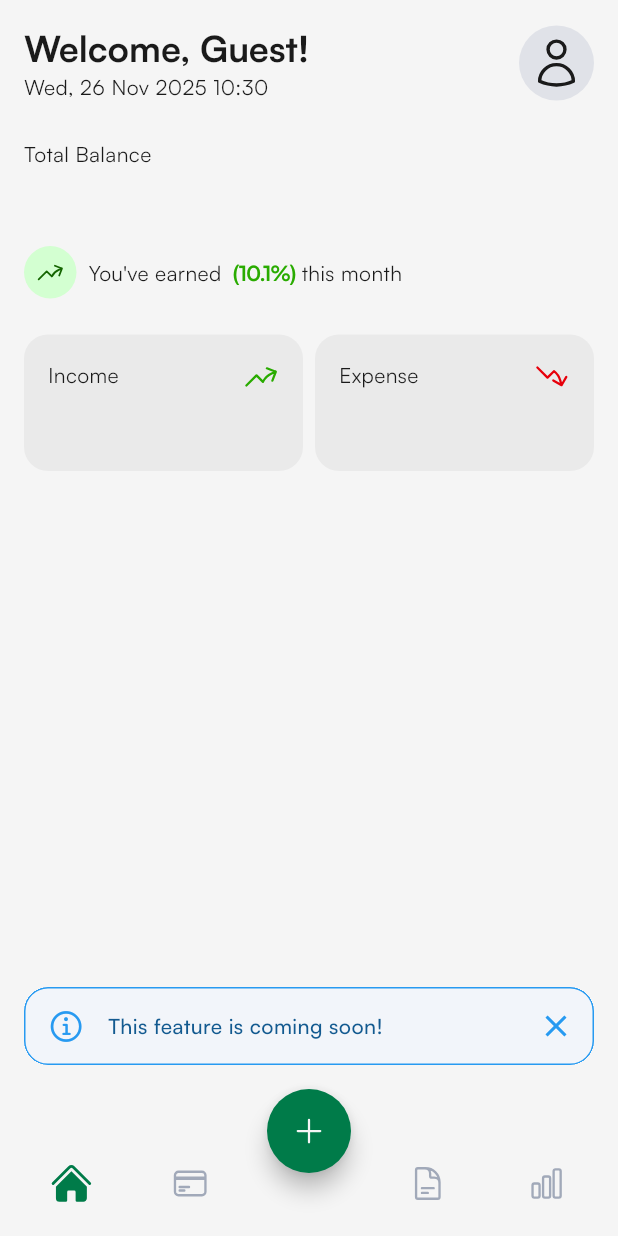
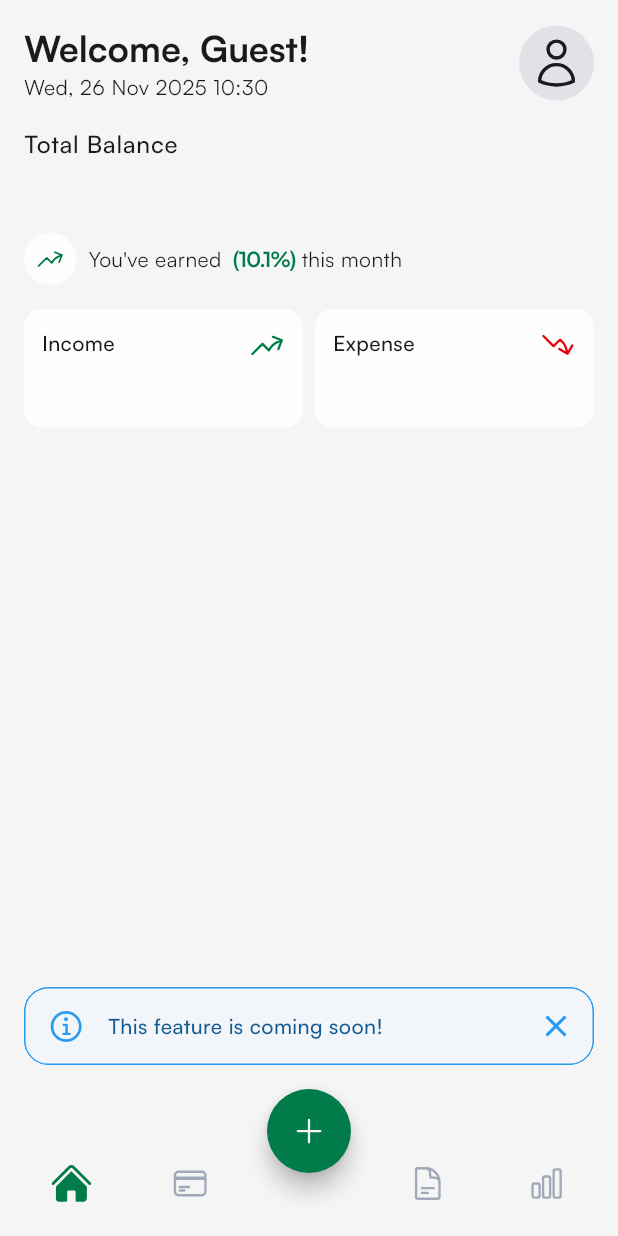
Before and after one commit to future-financial/future, a Flutter app: the screen it shows once a user with an empty profile is signed in, after a tap on an icon or button, on a phone screen of 412 x 824 dp. Run offline on Flutter 3.47's test engine with Material 3 defaults, Android fonts, the light colour scheme and no system bars; our stand-ins replace easy_localization, envied, flutter_riverpod, flutter_svg, form_validator, freezed_annotation and 7 more; missing offline and left inert: currency_formatter; accounts and stored records are empty; generated files the repository leaves out were written again.

Commit message:
feat: progress pinned goal section card and adjust app styles

```diff
--- a/lib/entities/account/ui/balance.dart
+++ b/lib/entities/account/ui/balance.dart
@@ -35,17 +35,18 @@ class _BalanceState extends ConsumerState<Balance> {
       children: [
         Text(
           'Total Balance',
-          style: Theme.of(context).textTheme.bodyMedium?.copyWith(
+          style: Theme.of(context).textTheme.bodyLargeBold.copyWith(
             color: Theme.of(context).colorScheme.onSurfaceVariant,
+            fontWeight: FontWeight.w500,
           ),
         ),
         Text(
           AppCurrencyFormatter.format(balance ?? 0),
-          style: Theme.of(context).textTheme.headlineLargeBold.copyWith(
+          style: Theme.of(context).textTheme.displaySmall!.copyWith(
             color: Theme.of(context).colorScheme.onSurface,
           ),
         ),
-        AppSpacing.gapV16,
+        AppSpacing.gapV8,
         Row(
           children: [
             Container(
@@ -53,12 +54,12 @@ class _BalanceState extends ConsumerState<Balance> {
               height: 35,
               padding: AppSpacing.p8,
               decoration: BoxDecoration(
-                color: AppColors.green50,
+                color: AppColors.offWhite,
                 shape: BoxShape.circle,
               ),
               child: HeroIcon(
                 HeroIcons.arrowTrendingUp,
-                color: AppColors.green700,
+                color: Theme.of(context).colorScheme.primary,
               ),
             ),
             AppSpacing.gapH8,
@@ -74,7 +75,7 @@ class _BalanceState extends ConsumerState<Balance> {
                   TextSpan(
                     text: '${AppCurrencyFormatter.format(1250)} (10.1%)',
                     style: Theme.of(context).textTheme.bodyMediumBold.copyWith(
-                      color: AppColors.green500,
+                      color: Theme.of(context).colorScheme.primary,
                       letterSpacing: -0.5,
                     ),
                   ),
--- /dev/null
+++ b/lib/entities/goal/service/goal_service.dart
@@ -0,0 +1,18 @@
+import 'package:future/entities/goal/model/goal_model.dart';
+import 'package:future/shared/lib/supabase/instance.dart';
+
+class GoalService {
+  Future<GoalModel> getPinnedGoal() async {
+    try {
+      final response = await supabase
+          .from('goals')
+          .select('*')
+          .eq('is_pinned', true)
+          .single();
+
+      return GoalModel.fromJson(response);
+    } catch (e) {
+      rethrow;
+    }
+  }
+}
--- /dev/null
+++ b/lib/entities/goal/view_model/goal_notifier_provider.dart
@@ -0,0 +1,34 @@
+import 'package:flutter_riverpod/flutter_riverpod.dart' hide AsyncValue;
+import 'package:flutter_riverpod/legacy.dart';
+import 'package:future/entities/goal/service/goal_service.dart';
+import 'package:future/entities/goal/view_model/goal_state.dart';
+import 'package:future/shared/state/async_value.dart';
+
+class GoalNotifier extends StateNotifier<GoalState> {
+  final GoalService _goalService;
+
+  GoalNotifier(this._goalService) : super(GoalState());
+
+  Future<void> fetchPinnedGoal() async {
+    try {
+      state = state.copyWith(pinnedGoal: AsyncValue.loading());
+
+      final goal = await _goalService.getPinnedGoal();
+
+      state = state.copyWith(pinnedGoal: AsyncValue.data(goal));
+    } catch (e) {
+      state = state.copyWith(pinnedGoal: AsyncValue.error(e));
+    }
+  }
+}
+
+final goalServiceProvider = Provider<GoalService>((ref) {
+  return GoalService();
+});
+
+final goalNotifierProvider = StateNotifierProvider<GoalNotifier, GoalState>((
+  ref,
+) {
+  final goalService = ref.watch(goalServiceProvider);
+  return GoalNotifier(goalService);
+});
--- /dev/null
+++ b/lib/entities/goal/view_model/goal_state.dart
@@ -0,0 +1,12 @@
+import 'package:future/entities/goal/model/goal_model.dart';
+import 'package:future/shared/state/async_value.dart';
+
+class GoalState {
+  final AsyncValue<GoalModel?> pinnedGoal;
+
+  GoalState({this.pinnedGoal = const AsyncValue.data(null)});
+
+  GoalState copyWith({AsyncValue<GoalModel?>? pinnedGoal}) {
+    return GoalState(pinnedGoal: pinnedGoal ?? this.pinnedGoal);
+  }
+}
--- a/lib/entities/transaction/ui/expense_income_card.dart
+++ b/lib/entities/transaction/ui/expense_income_card.dart
@@ -42,7 +42,7 @@ class _ExpenseIncomeCardState extends ConsumerState<ExpenseIncomeCard> {
             Expanded(
               child: _buildCard(
                 'Income',
-                AppColors.green500,
+                Theme.of(context).colorScheme.primary,
                 HeroIcons.arrowTrendingUp,
                 income ?? 0,
               ),
@@ -69,10 +69,10 @@ class _ExpenseIncomeCardState extends ConsumerState<ExpenseIncomeCard> {
     num amount,
   ) {
     return Container(
-      padding: AppSpacing.p16,
+      padding: AppSpacing.p12,
       decoration: BoxDecoration(
-        color: AppColors.black.withValues(alpha: 0.05),
-        borderRadius: AppBorders.borderRadius16,
+        color: AppColors.offWhite,
+        borderRadius: AppBorders.borderRadius12,
       ),
       child: Column(
         crossAxisAlignment: CrossAxisAlignment.start,
@@ -83,17 +83,16 @@ class _ExpenseIncomeCardState extends ConsumerState<ExpenseIncomeCard> {
             children: [
               Text(
                 title,
-                style: Theme.of(context).textTheme.bodyMedium?.copyWith(
+                style: Theme.of(context).textTheme.bodyMediumMedium.copyWith(
                   color: Theme.of(context).colorScheme.onSurface,
                 ),
               ),
               HeroIcon(icon, color: indicatorColor),
             ],
           ),
-          AppSpacing.gapV8,
           Text(
             AppCurrencyFormatter.format(amount, compact: true),
-            style: Theme.of(context).textTheme.headlineSmallBold.copyWith(
+            style: Theme.of(context).textTheme.headlineMediumBold.copyWith(
               color: Theme.of(context).colorScheme.onSurface,
             ),
           ),
--- a/lib/screens/home/ui/home_screen.dart
+++ b/lib/screens/home/ui/home_screen.dart
@@ -1,5 +1,6 @@
 import 'package:future/entities/account/ui/balance.dart';
 import 'package:flutter/material.dart';
+import 'package:future/entities/goal/ui/progress_goal_card.dart';
 import 'package:future/entities/transaction/ui/expense_income_card.dart';
 import 'package:future/shared/constants/spacing.dart';
 import 'package:future/widgets/header.dart';
@@ -17,10 +18,12 @@ class HomeScreen extends StatelessWidget {
             crossAxisAlignment: CrossAxisAlignment.start,
             children: [
               Header(),
-              AppSpacing.gapV24,
+              AppSpacing.gapV16,
               Balance(),
-              AppSpacing.gapV24,
+              AppSpacing.gapV16,
               ExpenseIncomeCard(),
+              AppSpacing.gapV16,
+              ProgressGoalCard(),
             ],
           ),
         ),
--- a/lib/shared/constants/colors.dart
+++ b/lib/shared/constants/colors.dart
@@ -80,5 +80,6 @@ class AppColors {
   static const gray950 = Color(0xFF0F1115);
 
   static const white = Color(0xFFF5F5F5);
+  static const offWhite = Color(0xFFFDFDFD);
   static const black = Color(0xFF1A1A1A);
 }
--- a/lib/shared/constants/spacing.dart
+++ b/lib/shared/constants/spacing.dart
@@ -12,11 +12,13 @@ class AppSpacing {
   static EdgeInsets vertical8 = const EdgeInsets.symmetric(vertical: 8);
   static EdgeInsets vertical16 = const EdgeInsets.symmetric(vertical: 16);
 
+  static SizedBox gapH4 = const SizedBox(width: 4);
   static SizedBox gapH8 = const SizedBox(width: 8);
   static SizedBox gapH16 = const SizedBox(width: 16);
   static SizedBox gapH24 = const SizedBox(width: 24);
   static SizedBox gapH32 = const SizedBox(width: 32);
 
+  static SizedBox gapV4 = const SizedBox(height: 4);
   static SizedBox gapV8 = const SizedBox(height: 8);
   static SizedBox gapV16 = const SizedBox(height: 16);
   static SizedBox gapV24 = const SizedBox(height: 24);
```
Also changed, not shown: lib/entities/goal/model/goal_model.dart (added, +24 -0 lines), lib/entities/goal/ui/progress_goal_card.dart (added, +153 -0 lines), lib/shared/extensions/text_extensions.dart (+70 -9 lines), lib/shared/helpers/calculate_goal_progress.dart (added, +10 -0 lines), lib/shared/ui/skeleton.dart (+12 -6 lines), lib/entities/goal/model/goal_model.freezed.dart (added), lib/entities/goal/model/goal_model.g.dart (added), lib/entities/transaction/mapper/transaction_summary_mapper.dart (deleted).
